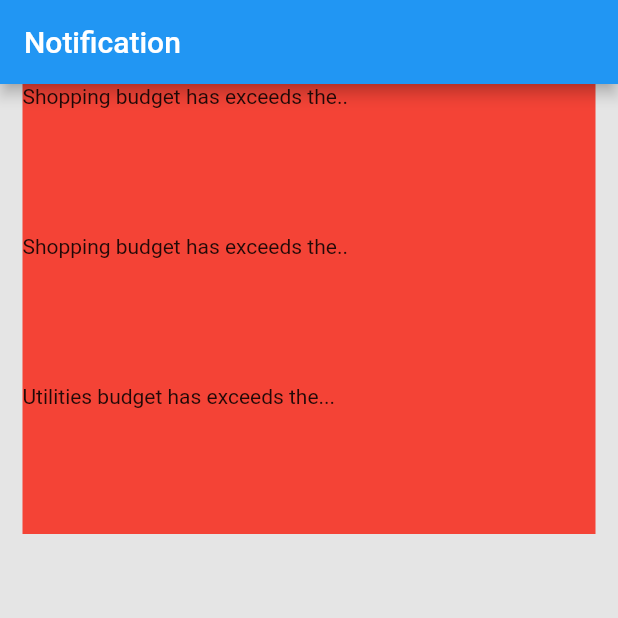
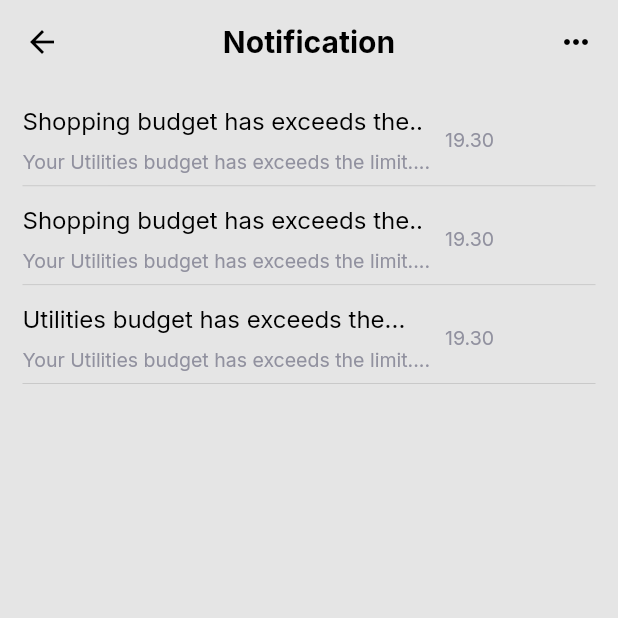
Before and after one commit to DotCoder21/expanse_trackerr_app, a Flutter app: the NotificationScreen screen opened directly, on a phone screen of 412 x 824 dp, the top half of it. Run offline on Flutter 3.47's test engine with Material 2 defaults, Android fonts, the phone set to English and light mode, and no system bars; our stand-ins replace get, google_fonts.

Commit message:
new update

```diff
--- a/lib/main.dart
+++ b/lib/main.dart
@@ -2,7 +2,7 @@ import 'dart:async';
 
 import 'package:expensemanager/screens/homePage.dart';
 import 'package:flutter/material.dart';
-import 'package:expensemanager/screens/pinScreen/Notification/notification.dart';
+//import 'package:expensemanager/screens/pinScreen/Notification/notification.dart';
 import 'package:get/get_navigation/src/root/get_material_app.dart';
 
 import 'Utils/appConst.dart';
@@ -24,7 +24,7 @@ class MyApp extends StatelessWidget {
       theme: ThemeData(
         primarySwatch: Colors.blue,
       ),
-      home: NotificationScreen(),
+      home: HomePage(),
     );
   }
 }
--- a/lib/screens/Notification/notification.dart
+++ b/lib/screens/Notification/notification.dart
@@ -1,66 +1,123 @@
 import 'package:expensemanager/Utils/appColors.dart';
+import 'package:expensemanager/Utils/appConst.dart';
+import 'package:expensemanager/Widgets/sizedBox.dart';
 import 'package:flutter/material.dart';
 import 'package:get/get.dart';
-
 
 class NotificationScreen extends StatelessWidget {
   var notificationList = [
     {
-      'title':"Shopping budget has exceeds the..",
-      'subTitle':"Your Utilities budget has exceeds the limit....",
-      'time':'19.30'
-
+      'title': "Shopping budget has exceeds the..",
+      'subTitle': "Your Utilities budget has exceeds the limit....",
+      'time': '19.30'
     },
     {
-      'title':"Shopping budget has exceeds the..",
-      'subTitle':"Your Utilities budget has exceeds the limit....",
-      'time':'19.30'
-
+      'title': "Shopping budget has exceeds the..",
+      'subTitle': "Your Utilities budget has exceeds the limit....",
+      'time': '19.30'
     },
     {
-      'title':"Utilities budget has exceeds the...",
-      'subTitle':"Your Utilities budget has exceeds the limit....",
-      'time':'19.30'
-
+      'title': "Utilities budget has exceeds the...",
+      'subTitle': "Your Utilities budget has exceeds the limit....",
+      'time': '19.30'
     },
-
-
   ];
-
 
   @override
   Widget build(BuildContext context) {
     return Scaffold(
-      appBar: AppBar(title: Text('Notification'),),
+      appBar: AppBar(
+        centerTitle: true,
+        backgroundColor: Colors.transparent,
+        elevation: 0,
+        leading: Icon(
+          Icons.arrow_back,
+          color: Colors.black,
+        ),
+        title: Text(
+          'Notification',
+          style: kTextStyle.copyWith(
+              color: Colors.black, fontWeight: FontWeight.bold),
+        ),
+        actions: [
+          Padding(
+            padding: const EdgeInsets.symmetric(horizontal: 16),
+            child: Icon(
+              Icons.more_horiz,
+              color: Colors.black,
+            ),
+          ),
+        ],
+      ),
       backgroundColor: AppColor.backgroundColor,
       body: Container(
-        height: Get.height-AppBar().preferredSize.height-20,
+        height: Get.height - AppBar().preferredSize.height - 20,
         width: Get.width,
         padding: EdgeInsets.symmetric(horizontal: 15),
         child: SingleChildScrollView(
           child: Column(
             children: [
-            notificationList.isEmpty?
-            Container(
+              displaySizedBox(height: Get.height * 0.018),
+              notificationList.isEmpty
+                  ? Container(
                       height: Get.height,
                       width: Get.width,
                       alignment: Alignment.center,
                       child: Text("There is no notification for now"),
-            ):
-            ListView.builder(
+                    )
+                  : ListView.builder(
                       itemCount: notificationList.length,
                       shrinkWrap: true,
                       physics: NeverScrollableScrollPhysics(),
-              itemBuilder: (context,i){
+                      itemBuilder: (context, i) {
+                        return Container(
+                          // color: Colors.red,
+                          height: Get.height * 0.08,
 
-              return Container(
-                height: 100,
-                color: Colors.red,
-                child: Text(notificationList[i]['title'],maxLines: 1,overflow: TextOverflow.ellipsis,),
-
+                          child: Column(
+                            children: [
+                              Row(
+                                mainAxisAlignment: MainAxisAlignment.start,
+                                crossAxisAlignment: CrossAxisAlignment.center,
+                                children: [
+                                  Column(
+                                    crossAxisAlignment:
+                                        CrossAxisAlignment.start,
+                                    children: [
+                                      Text(
+                                        notificationList[i]['title'],
+                                        style:
+                                            kTextStyle.copyWith(fontSize: 16),
+                                        maxLines: 1,
+                                        overflow: TextOverflow.ellipsis,
+                                      ),
+                                      displaySizedBox(height: 10),
+                                      Text(
+                                        notificationList[i]['subTitle'],
+                                        style: kTextStyle.copyWith(
+                                            fontSize: 13,
+                                            color: AppColor.lightTextColor),
+                                        maxLines: 1,
+                                        overflow: TextOverflow.ellipsis,
+                                      ),
+                                    ],
+                                  ),
+                                  displaySizedBox(width: 10),
+                                  Text(
+                                    notificationList[i]['time'],
+                                    style: kTextStyle.copyWith(
+                                        color: AppColor.lightTextColor,
+                                        fontSize: 13),
+                                  ),
+                                ],
+                              ),
+                              Divider()
+                            ],
+                          ),
                         );
                       })
-          ],),
+            ],
+          ),
         ),
       ),
     );
--- a/lib/screens/homePage.dart
+++ b/lib/screens/homePage.dart
@@ -1,7 +1,11 @@
+import 'dart:ui';
+
 import 'package:expensemanager/Utils/appColors.dart';
 import 'package:expensemanager/Utils/appConst.dart';
 import 'package:expensemanager/Widgets/sizedBox.dart';
+import 'package:flutter/cupertino.dart';
 import 'package:flutter/material.dart';
+import 'package:get/get.dart';
 
 class HomePage extends StatefulWidget {
   @override
@@ -81,7 +85,15 @@ class _HomePageState extends State<HomePage> {
                       'assets/icons/group2.png', 'Expences', 400),
                 ],
               ),
-              Text('Data'),
+              displaySizedBox(height: Get.height * 0.027),
+              Align(
+                alignment: Alignment.topLeft,
+                child: Text(
+                  'Spend Frequency',
+                  style: kTextStyle.copyWith(
+                      fontSize: 18, fontWeight: FontWeight.bold),
+                ),
+              ),
             ],
           ),
         ),
```
Lines whose indentation alone changed are shown as unchanged.
